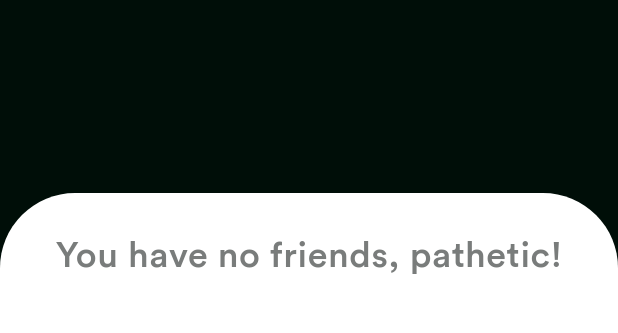
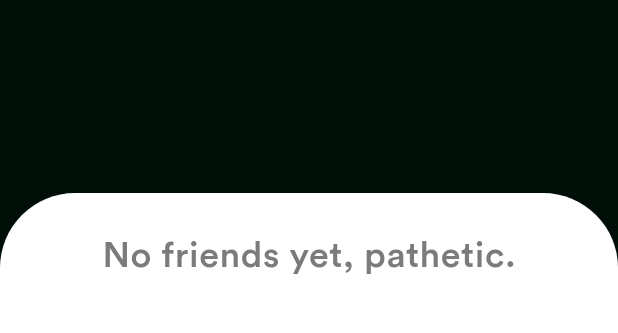
Before and after one commit to RodrigoUchoa001/chat-app, a Flutter app: the FriendsScreen screen opened directly, on a phone screen of 412 x 824 dp, the part 92-425 px from its top. Run offline on Flutter 3.47's test engine with Material 3 defaults, Android fonts, the phone set to English and light mode, and no system bars; our stand-ins replace cloud_firestore, dotted_border, email_validator, firebase_auth, firebase_core, flutter_riverpod and 7 more; accounts and stored records are empty; generated files the repository leaves out were written again; network calls fail.

Commit message:
now friend screen widgets use the correctly language

```diff
--- a/lib/features/friends/presentation/friends_screen.dart
+++ b/lib/features/friends/presentation/friends_screen.dart
@@ -1,3 +1,5 @@
+import 'package:chatapp/core/localization/app_localization.dart';
+import 'package:chatapp/core/localization/locale_provider.dart';
 import 'package:chatapp/core/widgets/app_bar_widget.dart';
 import 'package:chatapp/core/widgets/home_content_background_widget.dart';
 import 'package:chatapp/features/friends/presentation/widgets/friends_list_widget.dart';
@@ -18,6 +20,9 @@ class _FriendsScreenState extends ConsumerState<FriendsScreen> {
   @override
   Widget build(BuildContext context) {
     final screenHeight = MediaQuery.of(context).size.height;
+
+    final locale = ref.watch(localeProvider);
+    final localization = ref.watch(localizationProvider(locale)).value;
 
     return SafeArea(
       child: Scaffold(
@@ -43,7 +48,7 @@ class _FriendsScreenState extends ConsumerState<FriendsScreen> {
                         width: 18.33,
                       ),
                     ),
-                    title: "Friends",
+                    title: localization?.translate("friends") ?? "",
                     rightButton: IconButton(
                       onPressed: () {
                         context.push('/add-friends');
--- a/lib/features/friends/presentation/widgets/friends_list_widget.dart
+++ b/lib/features/friends/presentation/widgets/friends_list_widget.dart
@@ -1,3 +1,5 @@
+import 'package:chatapp/core/localization/app_localization.dart';
+import 'package:chatapp/core/localization/locale_provider.dart';
 import 'package:chatapp/core/theme/theme_provider.dart';
 import 'package:chatapp/features/auth/data/dto/user_dto.dart';
 import 'package:chatapp/features/chat/data/repositories/chat_repository.dart';
@@ -59,12 +61,15 @@ class FriendsListWidget extends ConsumerWidget {
       FriendsRepositoryInterface friendsRepository,
       BuildContext context,
       WidgetRef ref) {
+    final locale = ref.watch(localeProvider);
+    final localization = ref.watch(localizationProvider(locale)).value;
+
     return friendsList.when(
       data: (friends) {
         if (friends.isEmpty) {
           return Center(
             child: Text(
-              'You have no friends, pathetic!',
+              localization?.translate("no-friends-yet") ?? "",
               style: Theme.of(context).textTheme.bodySmall!.copyWith(
                     fontSize: 24,
                   ),
@@ -77,7 +82,7 @@ class FriendsListWidget extends ConsumerWidget {
             Padding(
               padding: const EdgeInsets.symmetric(horizontal: 24),
               child: Text(
-                'My friends',
+                localization?.translate("friends") ?? "",
                 style: Theme.of(context).textTheme.bodyMedium!.copyWith(
                       fontSize: 16,
                     ),
@@ -130,6 +135,7 @@ class FriendsListWidget extends ConsumerWidget {
                                     backgroundColor: Theme.of(context)
                                         .scaffoldBackgroundColor,
                                     title: Text(
+                                      // TODO: create translations here
                                       'Remove friend?',
                                       style: Theme.of(context)
                                           .textTheme
@@ -149,13 +155,17 @@ class FriendsListWidget extends ConsumerWidget {
                                     ),
                                     actions: [
                                       TextButton(
-                                        child: const Text('Cancel'),
+                                        child: Text(
+                                          localization?.translate(
+                                                  "settings-account-cancel") ??
+                                              "",
+                                        ),
                                         onPressed: () {
                                           Navigator.of(context).pop();
                                         },
                                       ),
                                       FilledButton(
-                                        child: const Text('Remove'),
+                                        child: Text('Remove'),
                                         onPressed: () {
                                           Navigator.of(context).pop();
                                           friendsRepository.removeFriend(
@@ -210,6 +220,7 @@ class FriendsListWidget extends ConsumerWidget {
             children: [
               Padding(
                 padding: const EdgeInsets.symmetric(horizontal: 24),
+                // TODO: create translation
                 child: Text(
                   'You have ${friendRequests.length} friend request${friendRequests.length > 1 ? 's' : ''}:',
                   style: Theme.of(context).textTheme.bodyMedium!.copyWith(
```
